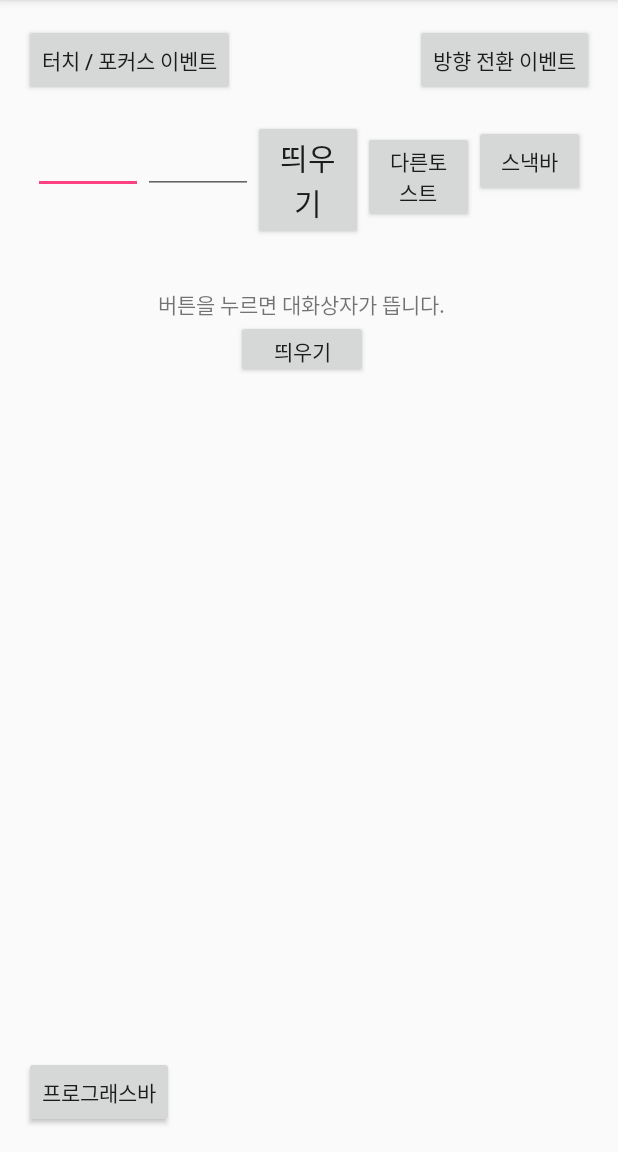
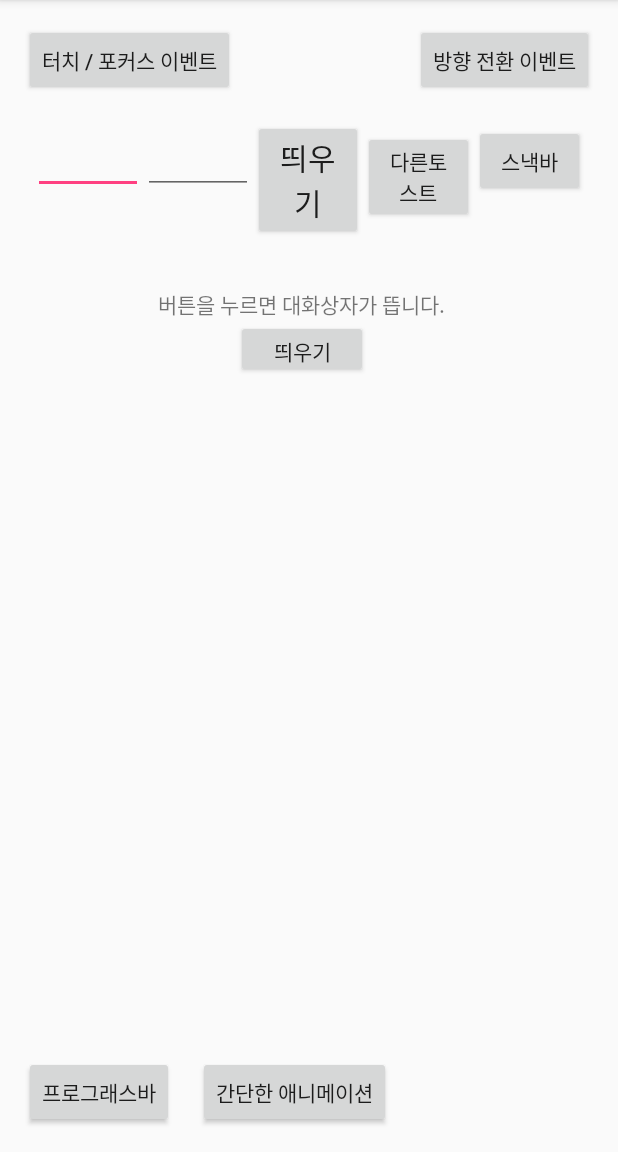
Before and after one commit to GentleDot/demo-android_1, an Android app: the screen it shows after launch (MainActivity), on a phone screen of 412 x 824 dp, the part 84-1236 px from its top. Run offline under Robolectric (Android 15) with nearby library versions, the phone set to English and light mode, and no system bars.

Commit message:
Android Practice - simple animation

```diff
--- a/app/src/main/AndroidManifest.xml
+++ b/app/src/main/AndroidManifest.xml
@@ -23,6 +23,8 @@
         </activity>
         <activity android:name=".ProgressActivity">
         </activity>
+        <activity android:name=".SimpleAnimation">
+        </activity>
     </application>
 
 </manifest>
--- a/app/src/main/java/net/gentledot/helloandroid/MainActivity.java
+++ b/app/src/main/java/net/gentledot/helloandroid/MainActivity.java
@@ -109,6 +109,15 @@ public class MainActivity extends AppCompatActivity {
                 startActivity(i);
             }
         });
+
+        Button simpleAniBtn = (Button) findViewById(R.id.simpleAniBtn);
+        simpleAniBtn.setOnClickListener(new View.OnClickListener() {
+            @Override
+            public void onClick(View v) {
+                Intent i = new Intent(getApplicationContext(), SimpleAnimation.class);
+                startActivity(i);
+            }
+        });
     }
 
     private void showMessage() {
--- a/app/src/main/res/layout/activity_main.xml
+++ b/app/src/main/res/layout/activity_main.xml
@@ -65,4 +65,13 @@
         <TextView android:id="@+id/dialogText" android:layout_width="wrap_content" android:layout_height="wrap_content" android:layout_gravity="center_horizontal" android:text="버튼을 누르면 대화상자가 뜹니다."/>
         <Button android:layout_width="wrap_content" android:layout_height="wrap_content" android:id="@+id/dialogButton" android:text="띄우기" android:layout_gravity="center_horizontal"/>
     </LinearLayout>
+    <Button
+            android:text="간단한 애니메이션"
+            android:layout_width="wrap_content"
+            android:layout_height="wrap_content"
+            android:id="@+id/simpleAniBtn"
+            app:layout_constraintBottom_toBottomOf="parent"
+            android:layout_marginBottom="16dp"
+            android:layout_marginStart="16dp"
+            app:layout_constraintLeft_toRightOf="@+id/progressBtn" android:layout_marginLeft="16dp"/>
 </android.support.constraint.ConstraintLayout>
```
Also changed, not shown: app/src/main/java/net/gentledot/helloandroid/SimpleAnimation.java (added, +31 -0 lines), app/src/main/res/anim/flow.xml (added, +15 -0 lines), app/src/main/res/layout/activity_simple_animation.xml (added, +29 -0 lines).
